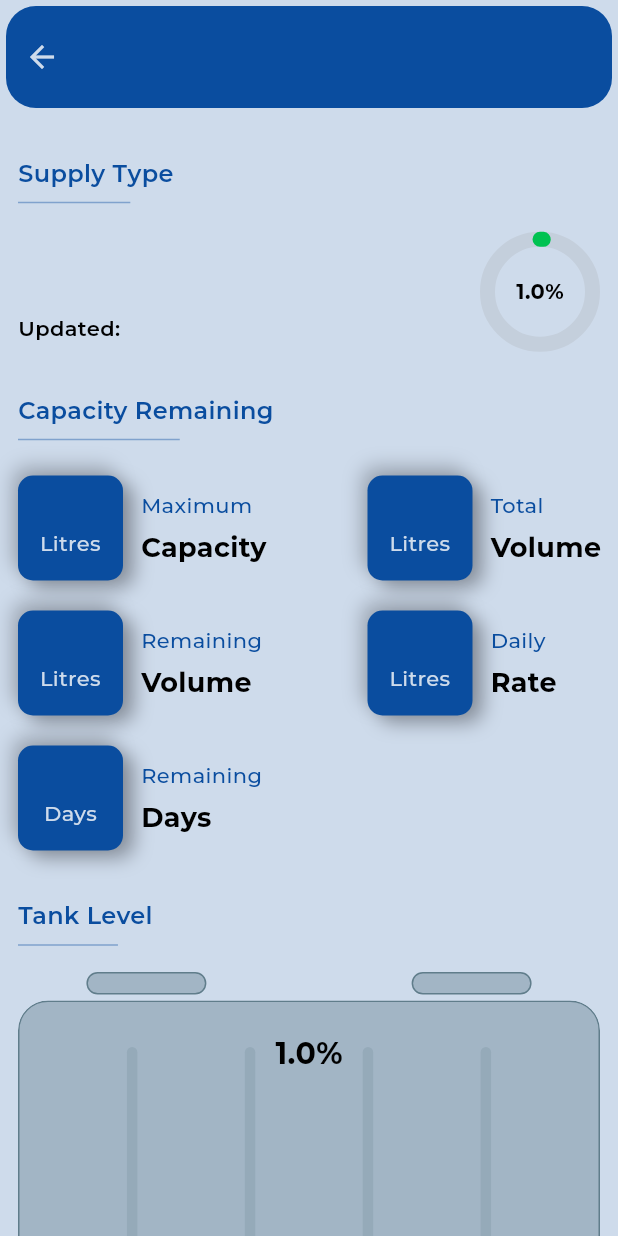
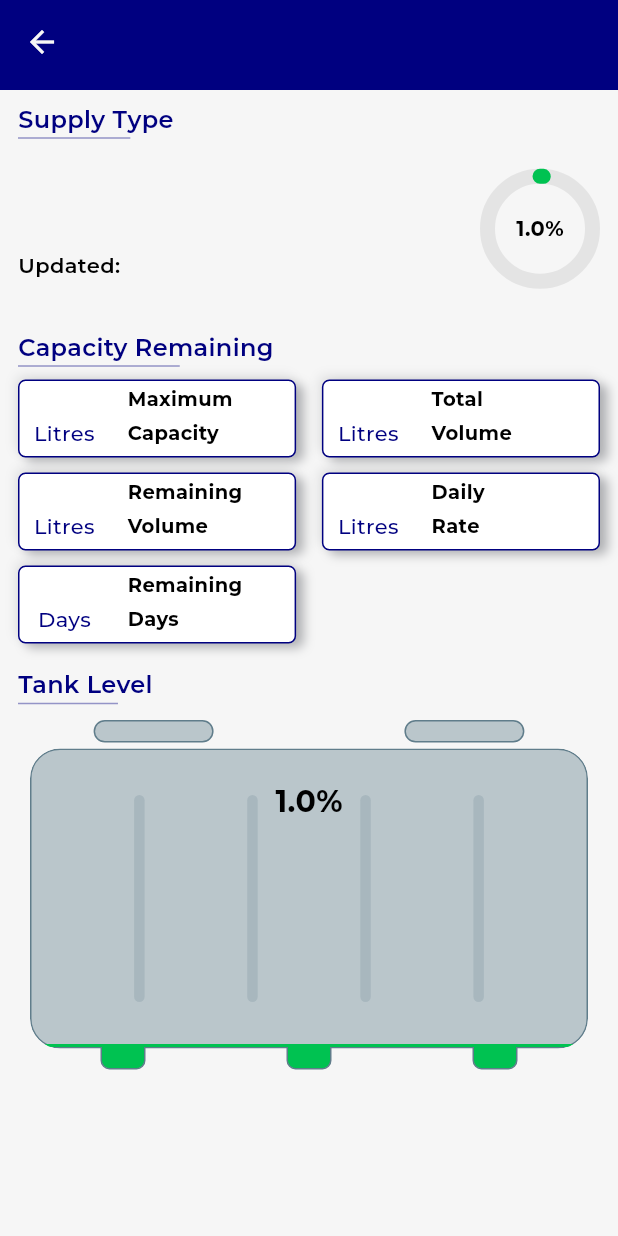
Before and after one commit to JustinWeru12/Sensotech, a Flutter app: the DeviceInfoPage screen opened directly with empty values, on a phone screen of 412 x 824 dp. Run offline on Flutter 3.47's test engine with Material 3 defaults, Android fonts, the phone set to English and light mode, and no system bars; drawn by our look-alikes of percent_indicator; our stand-ins replace adaptive_theme, connectivity_plus, flutter_native_splash, flutter_spinkit, flutter_svg, get and 4 more; accounts and stored records are empty; project files that could hold a hidden picture were left out.

Commit message:
fixed code issues

```diff
--- a/lib/constants/theme.dart
+++ b/lib/constants/theme.dart
@@ -3,10 +3,10 @@ import 'package:google_fonts/google_fonts.dart';
 import 'package:transparent_image/transparent_image.dart';
 
 //v2
-const kPrimaryColor = Color(0xFF0A4D9F);
+const kPrimaryColor = Color(0xFF000080);
 const kSecondaryColor = Color(0xFFE81A5E);
 const kTertiaryColor = Color(0xFFEDAD4D);
-const kBackgroundColor = Color(0xFFCEDBEB);
+const kBackgroundColor = Color(0xFFF6F6F6);
 const kTextColor = Color(0xFF000000);
 const kFormColor = Color(0xFFCEEAF5);
 const kOverlayColor = Color(0xFF0A4D9F);
--- a/lib/models/tank.dart
+++ b/lib/models/tank.dart
@@ -27,11 +27,13 @@ class _FuelTankWidgetState extends State<FuelTankWidget> {
     percentageFilled = (double.tryParse(widget.percentageFilled) ?? 0.1) / 100;
     double width = MediaQuery.of(context).size.width;
     var grey = Colors.blueGrey.withValues(alpha: 0.4);
-    return Stack(
+    return Padding(
+      padding: const EdgeInsets.symmetric(horizontal: 8.0),
+      child: Stack(
         alignment: Alignment.bottomCenter,
         children: [
           Padding(
-          padding: const EdgeInsets.only(bottom: 14.0),
+            padding: const EdgeInsets.only(bottom: 14),
             child: SizedBox(
               width: widget.width ?? width,
               child: Column(
@@ -63,7 +65,8 @@ class _FuelTankWidgetState extends State<FuelTankWidget> {
                             heightFactor: percentageFilled,
                             child: Container(
                               decoration: BoxDecoration(
-                              color: percentageFilled > 0 ? widget.color : grey,
+                                color:
+                                    percentageFilled > 0 ? widget.color : grey,
                                 borderRadius: const BorderRadius.vertical(
                                   bottom: Radius.circular(20),
                                 ),
@@ -112,11 +115,14 @@ class _FuelTankWidgetState extends State<FuelTankWidget> {
             mainAxisAlignment: MainAxisAlignment.spaceEvenly,
             children: [
               bottomCaps(),
+              SizedBox(),
               bottomCaps(),
+              SizedBox(),
               bottomCaps(),
             ],
           ),
         ],
+      ),
     );
   }
 
--- a/lib/pages/devices/deviceinfo.dart
+++ b/lib/pages/devices/deviceinfo.dart
@@ -19,8 +19,7 @@ class _DeviceInfoPageState extends State<DeviceInfoPage> {
   @override
   Widget build(BuildContext context) {
     return Scaffold(
-      body: SafeArea(
-        child: CustomScrollView(
+      body: CustomScrollView(
         slivers: [
           sliverAppBar(),
           SliverList(
@@ -31,43 +30,21 @@ class _DeviceInfoPageState extends State<DeviceInfoPage> {
           ),
         ],
       ),
-      ),
     );
   }
 
   SliverAppBar sliverAppBar() {
     return SliverAppBar(
-      expandedHeight: 80.0,
+      expandedHeight: 60.0,
       backgroundColor: Colors.transparent,
+      iconTheme: IconThemeData(color: kBackgroundColor),
       floating: false,
-      leading: SizedBox.shrink(),
       pinned: false,
-      flexibleSpace: Padding(
-        padding: const EdgeInsets.all(4.0),
-        child: FlexibleSpaceBar(
-          background: Container(
-            height: 60,
-            margin: const EdgeInsets.only(bottom: 12.0),
-            decoration: BoxDecoration(
-              color: kPrimaryColor,
-              borderRadius: BorderRadius.circular(20),
-            ),
-            child: Center(
-              child: Row(
-                children: [
-                  BackButton(
-                    color: kBackgroundColor,
-                  ),
-                  Expanded(
-                    child: Text(widget.data.name ?? "",
+      title: Text(widget.data.name ?? "",
           overflow: TextOverflow.ellipsis,
           style: kAppBarstyle.copyWith(color: kBackgroundColor)),
-                  ),
-                ],
-              ),
-            ),
-          ),
-        ),
+      flexibleSpace: FlexibleSpaceBar(
+        background: Container(color: kPrimaryColor),
       ),
     );
   }
@@ -80,7 +57,6 @@ class _DeviceInfoPageState extends State<DeviceInfoPage> {
       child: Column(
         crossAxisAlignment: CrossAxisAlignment.stretch,
         children: [
-          verticalSpacer,
           smallVerticalSpacer,
           Text(
             "Supply Type",
@@ -93,7 +69,7 @@ class _DeviceInfoPageState extends State<DeviceInfoPage> {
           ),
           divider(0.76),
           headingEntry(),
-          verticalSpacer,
+          smallVerticalSpacer,
           Text(
             "Capacity Remaining",
             style: kTitleTextstyle.copyWith(
@@ -104,11 +80,11 @@ class _DeviceInfoPageState extends State<DeviceInfoPage> {
             ),
           ),
           divider(0.68),
-          verticalSpacer,
+          smallVerticalSpacer,
           Wrap(
             crossAxisAlignment: WrapCrossAlignment.start,
             alignment: WrapAlignment.spaceBetween,
-            runSpacing: 20,
+            runSpacing: 10,
             children: [
               infoEntry(
                   "Maximum", "${data.maxCapacity ?? "--"}\nLitres", "Capacity"),
@@ -121,7 +97,6 @@ class _DeviceInfoPageState extends State<DeviceInfoPage> {
               SizedBox(width: 155, height: 0),
             ],
           ),
-          verticalSpacer,
           verticalSpacer,
           Text(
             "Tank Level",
@@ -148,7 +123,9 @@ class _DeviceInfoPageState extends State<DeviceInfoPage> {
   Widget headingEntry() {
     var data = widget.data;
     var percent = double.tryParse(data.percentage ?? "0.0") ?? 1;
-    return Row(
+    return Padding(
+      padding: const EdgeInsets.symmetric(vertical: 8.0),
+      child: Row(
         children: [
           Expanded(
             child: Column(
@@ -188,22 +165,24 @@ class _DeviceInfoPageState extends State<DeviceInfoPage> {
             ),
           ),
         ],
+      ),
     );
   }
 
   Widget infoEntry(String title, String value, String subtitle) {
     return SizedBox(
-      width: 155,
+      width: Helper.setWidth(context) * 0.45,
+      child: FlatNeumorphism(
+        color: kTextFallbackColor,
+        showBorder: true,
+        radius: 5,
         child: Row(
           spacing: 12.0,
           mainAxisSize: MainAxisSize.min,
           children: [
-          FlatNeumorphism(
-              radius: 10,
-              color: kPrimaryColor,
-              child: SizedBox(
-                height: 70,
-                width: 70,
+            SizedBox(
+              height: 50,
+              width: 60,
               child: Center(
                 child: Text(
                   value,
@@ -211,13 +190,14 @@ class _DeviceInfoPageState extends State<DeviceInfoPage> {
                   style: kTitleTextstyle.copyWith(
                     // color: kSecondaryColor,
                     fontSize: 14,
-                      color: kBackgroundColor,
+                    color: kPrimaryColor,
                     fontWeight: FontWeight.w500,
                   ),
                 ),
               ),
-              )),
-          SizedBox(
+            ),
+            Expanded(
+              child: SizedBox(
                 height: 50,
                 child: Column(
                   crossAxisAlignment: CrossAxisAlignment.start,
@@ -227,22 +207,25 @@ class _DeviceInfoPageState extends State<DeviceInfoPage> {
                       title,
                       style: kTitleTextstyle.copyWith(
                         // color: kSecondaryColor,
-                    fontSize: 14,
-                    color: kPrimaryColor,
-                    fontWeight: FontWeight.w500,
+                        fontSize: 13,
+                        color: kTextColor,
+                        fontWeight: FontWeight.w700,
                       ),
                     ),
                     Text(
                       subtitle.isNotEmpty ? subtitle : "_",
                       style: kregularTextstyle.copyWith(
-                    fontSize: 18,
+                        fontSize: 13,
+                        color: kTextColor,
                         fontWeight: FontWeight.w700,
                       ),
                     ),
                   ],
                 ),
               ),
+            ),
           ],
+        ),
       ),
     );
   }
@@ -251,6 +234,7 @@ class _DeviceInfoPageState extends State<DeviceInfoPage> {
     return Divider(
       color: kPrimaryColor.withValues(alpha: 0.4),
       endIndent: Helper.setWidth(context, factor: factor),
+      height: 2,
     );
   }
 
--- a/lib/pages/login/login.dart
+++ b/lib/pages/login/login.dart
@@ -122,7 +122,7 @@ class LoginSignUpPageState extends State<LoginSignUpPage>
 
   Widget forms() {
     return FlatNeumorphism(
-      radius: 15,
+      radius: 5,
       child: Padding(
         padding: const EdgeInsets.symmetric(horizontal: 16, vertical: 16),
         child: Column(
@@ -233,7 +233,7 @@ class LoginSignUpPageState extends State<LoginSignUpPage>
   }
 
   OutlineInputBorder border = OutlineInputBorder(
-    borderRadius: BorderRadius.circular(12.0),
+    borderRadius: BorderRadius.circular(5.0),
     borderSide: const BorderSide(color: kFormColor),
   );
 
@@ -310,6 +310,7 @@ class LoginSignUpPageState extends State<LoginSignUpPage>
             color: kPrimaryColor,
             textColor: kBackgroundColor,
             height: 48.0,
+            radius: 5,
             onPressed: validateAndSubmit,
           ),
           smallVerticalSpacer,
--- a/lib/pages/root/root_page.dart
+++ b/lib/pages/root/root_page.dart
@@ -2,6 +2,8 @@ import 'dart:async';
 
 import 'package:flutter_native_splash/flutter_native_splash.dart';
 import 'package:flutter/material.dart';
+import 'package:get/get.dart';
+import 'package:sensotech/controllers/client_controller.dart';
 import 'package:sensotech/models/connection_service.dart';
 import 'package:sensotech/models/helper.dart';
 import 'package:sensotech/models/preferences.dart';
@@ -59,6 +61,7 @@ class _RootPageState extends State<RootPage> with WidgetsBindingObserver {
 
   void logOut() {
     UserPreferences.logOut();
+    Get.delete<ClientController>();
     Navigator.of(context).pushAndRemoveUntil(
         MaterialPageRoute(builder: (context) => RootPage()),
         (Route<dynamic> route) => false);
```
Also changed, not shown: lib/models/header.dart (deleted, +0 -178 lines), lib/models/neumorphism.dart (+10 -93 lines), lib/pages/devices/devicelist.dart (+36 -17 lines), lib/pages/homepage/homepage.dart (+23 -16 lines). Lines whose indentation alone changed are shown as unchanged.
